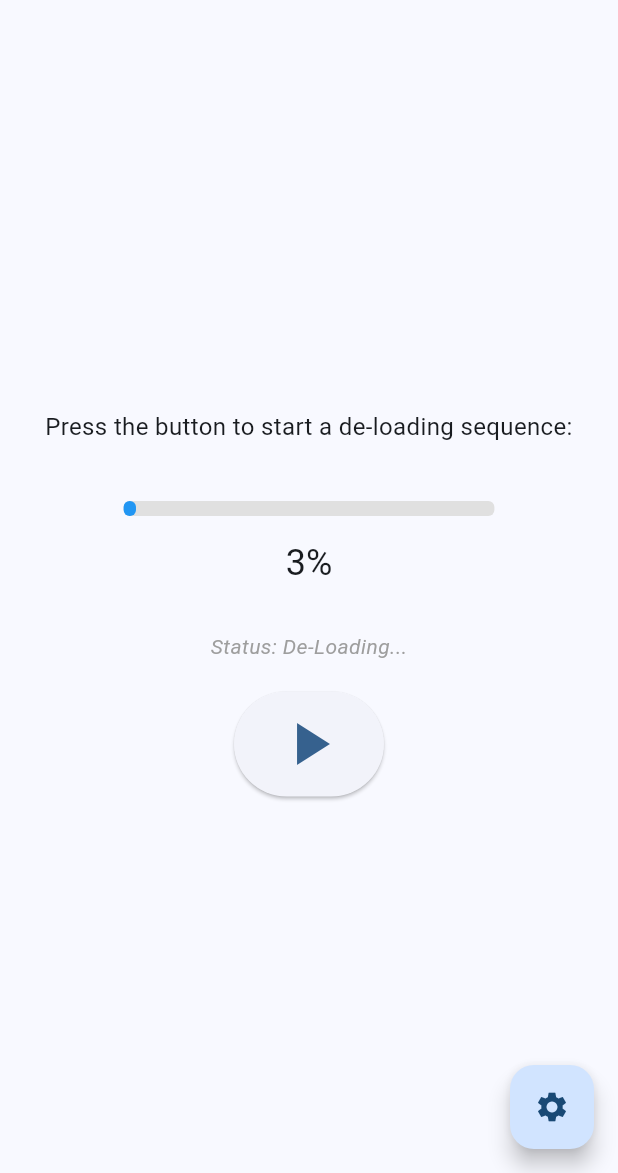
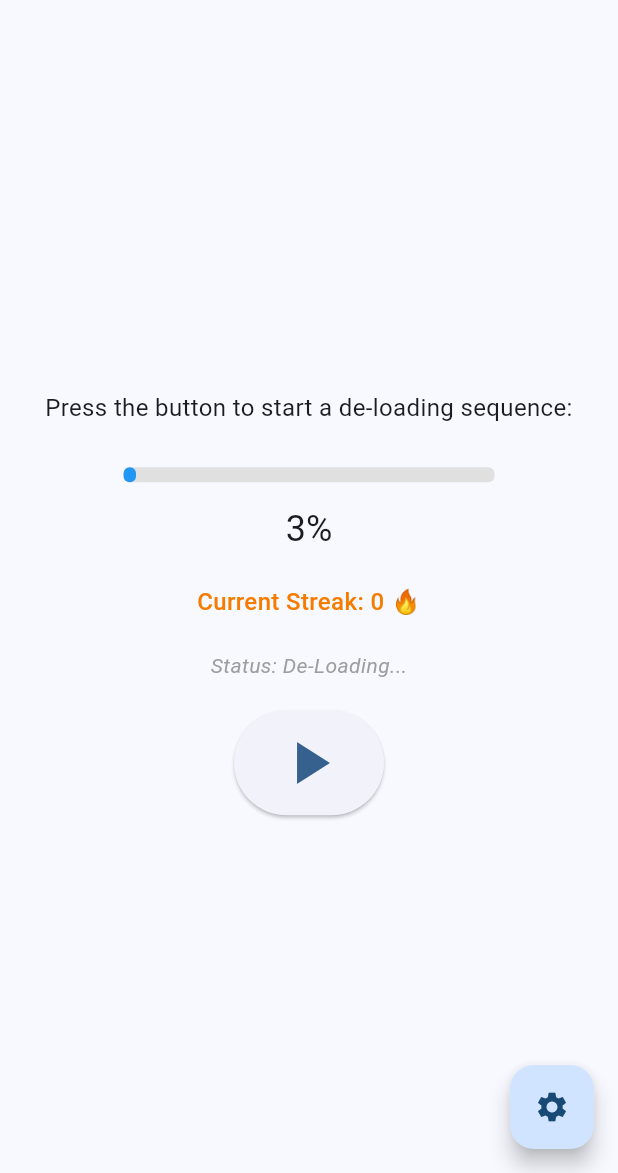
Before and after one commit to testunde/tapper_app, a Flutter app: the screen it shows after launch, after a tap on the "play arrow" icon, on a phone screen of 412 x 824 dp, the part 63-1236 px from its top. Run offline on Flutter 3.47's test engine with Material 3 defaults, Android fonts, the phone set to English and light mode, and no system bars; our stand-ins replace audioplayers, shared_preferences; missing offline and left inert: window_manager.

Commit message:
Implement streak counter for successful hits

```diff
--- a/lib/main.dart
+++ b/lib/main.dart
@@ -6,7 +6,17 @@ import 'package:window_manager/window_manager.dart';
 import 'package:shared_preferences/shared_preferences.dart';
 import 'package:audioplayers/audioplayers.dart';
 
-enum SettingsKey { sound, visualEffect, hitzoneBefore, hitzoneAfter, durationBase, durationRandomness, penaltyTime }
+enum SettingsKey {
+  sound,
+  visualEffect,
+  hitzoneBefore,
+  hitzoneAfter,
+  durationBase,
+  durationRandomness,
+  penaltyTime,
+  showBestStreak,
+  bestStreak,
+}
 
 extension SettingsKeyExtension on SettingsKey {
   String get asString {
@@ -25,6 +35,11 @@ extension SettingsKeyExtension on SettingsKey {
         return 'durationRandomness';
       case SettingsKey.penaltyTime:
         return 'penaltyTime';
+      case SettingsKey.showBestStreak:
+        return 'showBestStreak';
+      // following two are not really settings, but we use keys to prevent typos (and they are saved in the settings ecosystem anyway)
+      case SettingsKey.bestStreak:
+        return 'bestStreak';
     }
   }
 }
@@ -38,6 +53,8 @@ class DefaultSettings {
     SettingsKey.durationBase: 1000, // ms
     SettingsKey.durationRandomness: 500, // ms
     SettingsKey.penaltyTime: 1000, // ms
+    SettingsKey.showBestStreak: false, // false = show current, true = show best
+    SettingsKey.bestStreak: 0,
   };
 
   static T get<T>(SettingsKey key) {
@@ -53,7 +70,7 @@ void main() async {
     await windowManager.ensureInitialized();
 
     WindowOptions windowOptions = const WindowOptions(
-      size: Size(600, 600),
+      size: Size(600, 800),
       center: true,
       backgroundColor: Colors.transparent,
       skipTaskbar: false,
@@ -101,11 +118,17 @@ class _MyHomePageState extends State<MyHomePage> with SingleTickerProviderStateM
   Color? barBgColor;
   Color? barFgColor;
 
+  // Streak tracking
+  int _currentStreak = 0;
+  int _bestStreak = 0;
+  bool _streakIncrementedThisRound = false; // Track if streak was already incremented
+
   @override
   void initState() {
     super.initState();
     barBgColor = barBgColorDefault;
     barFgColor = barFgColorDefault;
+    _loadStreakData();
     _animationController = AnimationController(
       vsync: this, // The TickerProvider
       duration: const Duration(seconds: 1), // Default duration, will be overridden
@@ -135,6 +158,11 @@ class _MyHomePageState extends State<MyHomePage> with SingleTickerProviderStateM
               prefs.getInt(SettingsKey.hitzoneAfter.asString) ?? DefaultSettings.get<int>(SettingsKey.hitzoneAfter);
           Future.delayed(Duration(milliseconds: hitzoneAfter), () {
             if (_isDeLoading) {
+              if (!_streakIncrementedThisRound && !_isPenaltyActive) {
+                // If the user didn't hit in the hitzoneAfter, increment streak due to already triggered de-loading
+                _incrementStreak();
+              }
+              _streakIncrementedThisRound = false;
               return; // If user has started a new de-loading, skip effects
             }
 
@@ -150,6 +178,34 @@ class _MyHomePageState extends State<MyHomePage> with SingleTickerProviderStateM
   void dispose() {
     _animationController?.dispose(); // Dispose the controller
     super.dispose();
+  }
+
+  void _loadStreakData() async {
+    final prefs = await SharedPreferences.getInstance();
+    setState(() {
+      _bestStreak = prefs.getInt(SettingsKey.bestStreak.asString) ?? DefaultSettings.get<int>(SettingsKey.bestStreak);
+    });
+  }
+
+  void _saveStreakData() async {
+    final prefs = await SharedPreferences.getInstance();
+    await prefs.setInt(SettingsKey.bestStreak.asString, _bestStreak);
+  }
+
+  void _incrementStreak() {
+    setState(() {
+      _currentStreak++;
+      if (_currentStreak > _bestStreak) {
+        _bestStreak = _currentStreak;
+      }
+    });
+    _saveStreakData();
+  }
+
+  void _resetCurrentStreak() {
+    setState(() {
+      _currentStreak = 0;
+    });
   }
 
   void _buttonPressed() {
@@ -169,6 +225,10 @@ class _MyHomePageState extends State<MyHomePage> with SingleTickerProviderStateM
             // Missed hitzone - apply penalty
             _applyPenalty();
             return;
+          } else {
+            // Successful hit - increment streak
+            _incrementStreak();
+            _streakIncrementedThisRound = true;
           }
         }
       }();
@@ -209,6 +269,7 @@ class _MyHomePageState extends State<MyHomePage> with SingleTickerProviderStateM
     setState(() {
       _isDeLoading = true;
       _progress = 1.0; // Ensure progress starts at 100% visually
+      _streakIncrementedThisRound = false; // Reset for this round
     });
 
     // Generate a random duration based on user settings
@@ -233,6 +294,9 @@ class _MyHomePageState extends State<MyHomePage> with SingleTickerProviderStateM
     final int penaltyTime =
         prefs.getInt(SettingsKey.penaltyTime.asString) ?? DefaultSettings.get<int>(SettingsKey.penaltyTime);
 
+    // Reset current streak on penalty
+    _resetCurrentStreak();
+
     // Play sound and visual effect for penalty
     if (prefs.getBool(SettingsKey.sound.asString) ?? DefaultSettings.get<bool>(SettingsKey.sound)) {
       _playSound();
@@ -247,6 +311,7 @@ class _MyHomePageState extends State<MyHomePage> with SingleTickerProviderStateM
       _isPenaltyActive = true;
       _isDeLoading = false;
       _progress = 0.0;
+      _streakIncrementedThisRound = false; // Reset for next round
     });
 
     _animationController?.stop();
@@ -269,7 +334,7 @@ class _MyHomePageState extends State<MyHomePage> with SingleTickerProviderStateM
         child: Column(
           mainAxisAlignment: MainAxisAlignment.center,
           children: <Widget>[
-            const Padding(
+            Padding(
               padding: EdgeInsets.symmetric(horizontal: 20.0, vertical: 8.0),
               child: Text(
                 'Press the button to start a de-loading sequence:',
@@ -277,7 +342,7 @@ class _MyHomePageState extends State<MyHomePage> with SingleTickerProviderStateM
                 style: TextStyle(fontSize: 16),
               ),
             ),
-            const SizedBox(height: 30),
+            const SizedBox(height: 20),
             SizedBox(
               width: MediaQuery.of(context).size.width * 0.6, // 60% of column width
               child: LinearProgressIndicator(
@@ -293,10 +358,41 @@ class _MyHomePageState extends State<MyHomePage> with SingleTickerProviderStateM
               '${(_progress * 100).toStringAsFixed(0)}%',
               style: Theme.of(context).textTheme.headlineSmall?.copyWith(color: _isPenaltyActive ? Colors.grey : null),
             ),
-            const SizedBox(height: 30),
+            const SizedBox(height: 15),
+            // Streak display with toggle functionality
+            FutureBuilder<bool>(
+              future: () async {
+                final prefs = await SharedPreferences.getInstance();
+                return prefs.getBool(SettingsKey.showBestStreak.asString) ??
+                    DefaultSettings.get<bool>(SettingsKey.showBestStreak);
+              }(),
+              builder: (context, snapshot) {
+                final showBest = snapshot.data ?? false;
+                return GestureDetector(
+                  onTap: () async {
+                    final prefs = await SharedPreferences.getInstance();
+                    await prefs.setBool(SettingsKey.showBestStreak.asString, !showBest);
+                    setState(() {}); // Refresh to update display
+                  },
+                  child: Container(
+                    padding: const EdgeInsets.symmetric(horizontal: 12, vertical: 6),
+                    decoration: BoxDecoration(borderRadius: BorderRadius.circular(8)),
+                    child: Text(
+                      showBest ? 'Best Streak: $_bestStreak 🏆' : 'Current Streak: $_currentStreak 🔥',
+                      style: TextStyle(
+                        fontSize: 16,
+                        fontWeight: FontWeight.w500,
+                        color: showBest ? Colors.amber[700] : Colors.orange[700],
+                      ),
+                    ),
+                  ),
+                );
+              },
+            ),
+            const SizedBox(height: 15),
             Text(
               _isPenaltyActive
-                  ? 'Status: Penalty Active (UI Frozen)'
+                  ? 'Status: Penalty active!'
                   : (_isDeLoading)
                   ? 'Status: De-Loading...'
                   : 'Status: Ready',
@@ -325,6 +421,7 @@ class _MyHomePageState extends State<MyHomePage> with SingleTickerProviderStateM
             switch (key) {
               case SettingsKey.sound:
               case SettingsKey.visualEffect:
+              case SettingsKey.showBestStreak:
                 currentSettings[key] = prefs.getBool(key.asString) ?? DefaultSettings.get<bool>(key);
                 break;
               default:
@@ -373,6 +470,11 @@ class _MyHomePageState extends State<MyHomePage> with SingleTickerProviderStateM
                             title: const Text('Visual Effect'),
                             value: dialogSettings[SettingsKey.visualEffect],
                             onChanged: (val) => setState(() => dialogSettings[SettingsKey.visualEffect] = val),
+                          ),
+                          SwitchListTile(
+                            title: const Text('Show Best Streak (vs Current)'),
+                            value: dialogSettings[SettingsKey.showBestStreak],
+                            onChanged: (val) => setState(() => dialogSettings[SettingsKey.showBestStreak] = val),
                           ),
                           ListTile(
                             title: const Text('Hitzone Before (ms)'),
@@ -455,6 +557,33 @@ class _MyHomePageState extends State<MyHomePage> with SingleTickerProviderStateM
                         }),
                         child: const Text('Reset to Defaults'),
                       ),
+                      TextButton(
+                        onPressed: () async {
+                          final confirm = await showDialog<bool>(
+                            context: context,
+                            builder: (context) => AlertDialog(
+                              title: const Text('Confirm Resetting Streaks'),
+                              content: const Text('Are you sure you want to reset streaks? This cannot be undone.'),
+                              actions: [
+                                TextButton(
+                                  onPressed: () => Navigator.of(context).pop(false),
+                                  child: const Text('Cancel'),
+                                ),
+                                TextButton(
+                                  onPressed: () => Navigator.of(context).pop(true),
+                                  child: const Text('Reset'),
+                                ),
+                              ],
+                            ),
+                          );
+                          if (confirm == true) {
+                            // Reset streaks
+                            await prefs.setInt(SettingsKey.bestStreak.asString, 0);
+                            _loadStreakData(); // Reload streak data
+                          }
+                        },
+                        child: const Text('Reset Streaks'),
+                      ),
                       ElevatedButton(
                         onPressed: () async {
                           // Save settings
@@ -467,6 +596,7 @@ class _MyHomePageState extends State<MyHomePage> with SingleTickerProviderStateM
                             }
                           }
                           Navigator.of(context).pop();
+                          _loadStreakData(); // Reload streak data
                           setState(() {}); // Refresh main page if needed
                         },
                         child: const Text('Save'),
```
